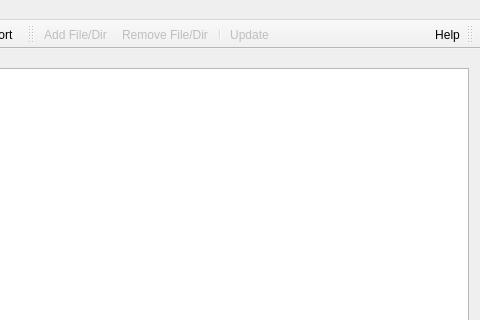
Qt form patoGUI/mainwindow.ui (matherthal/pato-scm) before a commit; both pictures show x 320 to 800 and y 0 to 320 of the 800 by 500 pixel window.
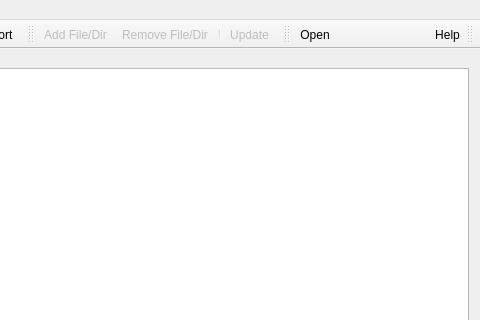
The same form after that commit. Icons and pictures are not drawn.

```diff
--- a/patoGUI/mainwindow.ui
+++ b/patoGUI/mainwindow.ui
@@ -175,6 +175,18 @@
    <addaction name="separator"/>
    <addaction name="actionUpdate"/>
   </widget>
+  <widget class="QToolBar" name="diffToolBar">
+   <property name="windowTitle">
+    <string>toolBar</string>
+   </property>
+   <attribute name="toolBarArea">
+    <enum>TopToolBarArea</enum>
+   </attribute>
+   <attribute name="toolBarBreak">
+    <bool>false</bool>
+   </attribute>
+   <addaction name="actionOpen"/>
+  </widget>
   <widget class="QToolBar" name="helpToolBar">
    <property name="windowTitle">
     <string>toolBar</string>
@@ -182,12 +194,6 @@
    <property name="layoutDirection">
     <enum>Qt::RightToLeft</enum>
    </property>
-   <property name="iconSize">
-    <size>
-     <width>18</width>
-     <height>18</height>
-    </size>
-   </property>
    <attribute name="toolBarArea">
     <enum>TopToolBarArea</enum>
    </attribute>
```
Left out of the diff: 61 changed lines with no effect on the pictures.
